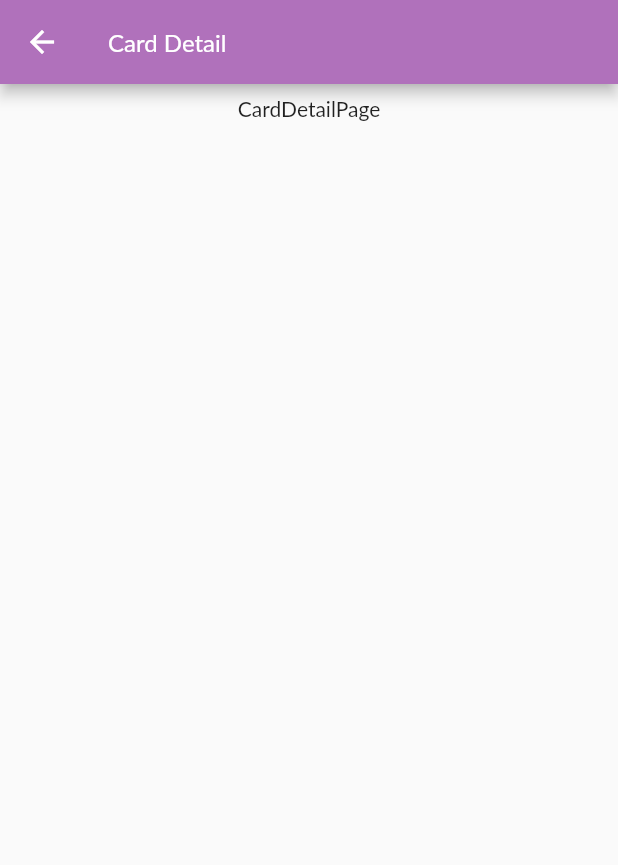
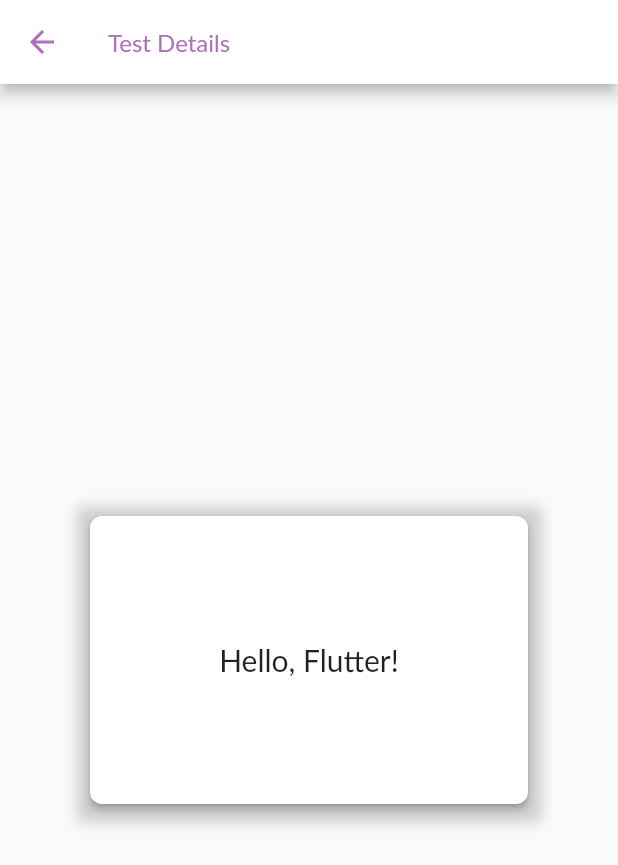
Before and after one commit to vineeth862/SampleApplication, a Flutter app: the CardDetailPage screen opened directly, on a phone screen of 412 x 824 dp. Shown: the top 865 px of the screen. Run offline on Flutter 3.47's test engine with Material 2 defaults, Android fonts, the phone set to English and light mode, and no system bars; our stand-ins replace carousel_slider, cloud_firestore, firebase_auth, firebase_core, flutter_native_splash, geocoding and 4 more; missing offline and left inert: countries_flag; accounts and stored records are empty; Roboto replaces fonts that are missing (Lato).

Commit message:
cards are modified

```diff
--- a/lib/src/screens/Home/explore/Search/Cards/card_detail_page.dart
+++ b/lib/src/screens/Home/explore/Search/Cards/card_detail_page.dart
@@ -13,13 +13,44 @@ class _CardDetailPageState extends State<CardDetailPage> {
     return SafeArea(
       child: Scaffold(
         appBar: AppBar(
-          title: const Text("Card Detail"),
+          iconTheme: IconThemeData(color: Color.fromRGBO(176, 113, 187, 1)),
+          backgroundColor: Theme.of(context).colorScheme.background,
+          title: const Text(
+            "Test Details",
+            style: TextStyle(color: Color.fromRGBO(176, 113, 187, 1)),
+          ),
         ),
         body: Container(
           padding: const EdgeInsets.all(8),
-          child: const Column(children: [
-            Center(child: Text("CardDetailPage")),
-          ]),
+          child: Column(
+              crossAxisAlignment: CrossAxisAlignment.center,
+              mainAxisAlignment: MainAxisAlignment.center,
+              children: [
+                Center(
+                  child: Container(
+                    width: 300,
+                    height: 200,
+                    decoration: BoxDecoration(
+                      boxShadow: [
+                        BoxShadow(
+                          color: Colors.grey.withOpacity(0.5),
+                          spreadRadius: 5,
+                          blurRadius: 7,
+                          offset: Offset(0, 3), // changes the shadow position
+                        ),
+                      ],
+                    ),
+                    child: const Card(
+                      child: Center(
+                        child: Text(
+                          'Hello, Flutter!',
+                          style: TextStyle(fontSize: 20),
+                        ),
+                      ),
+                    ),
+                  ),
+                )
+              ]),
         ),
       ),
     );
--- a/lib/src/screens/Home/home.dart
+++ b/lib/src/screens/Home/home.dart
@@ -1,6 +1,5 @@
 import 'package:flutter/material.dart';
 import 'package:sample_application/src/global_service/user_location.dart';
-import 'package:sample_application/src/screens/authentication/welcome_signin.dart';
 import 'package:sample_application/src/global_service/global_service.dart';
 import 'package:sample_application/src/screens/Home/profile/profile_home.dart';
 import 'package:sample_application/src/screens/Home/explore/explore.dart';
@@ -74,7 +73,7 @@ class _HomePageState extends State<HomePage> {
         child: Scaffold(
       backgroundColor: Theme.of(context).colorScheme.background,
       appBar: AppBar(
-        elevation: 0,
+        elevation: 2,
         title: TextButton.icon(
           icon: Icon(Icons.location_on),
           label: Text(
--- a/lib/src/utils/helper_widgets/list_tile.dart
+++ b/lib/src/utils/helper_widgets/list_tile.dart
@@ -30,6 +30,7 @@ class CustomListTile extends StatelessWidget {
           onTap(title);
         },
         leading: Icon(icon),
+        iconColor: Theme.of(context).colorScheme.primary,
         title: Text(title),
         subtitle: Text(subtitle),
       ),
```
Also changed, not shown: lib/src/screens/Home/explore/Search/Cards/filtered_list.dart (+6 -1 lines), lib/src/screens/Home/explore/Search/search_field.dart (+10 -4 lines), lib/src/utils/helper_widgets/lab_card.dart (+11 -2 lines).
